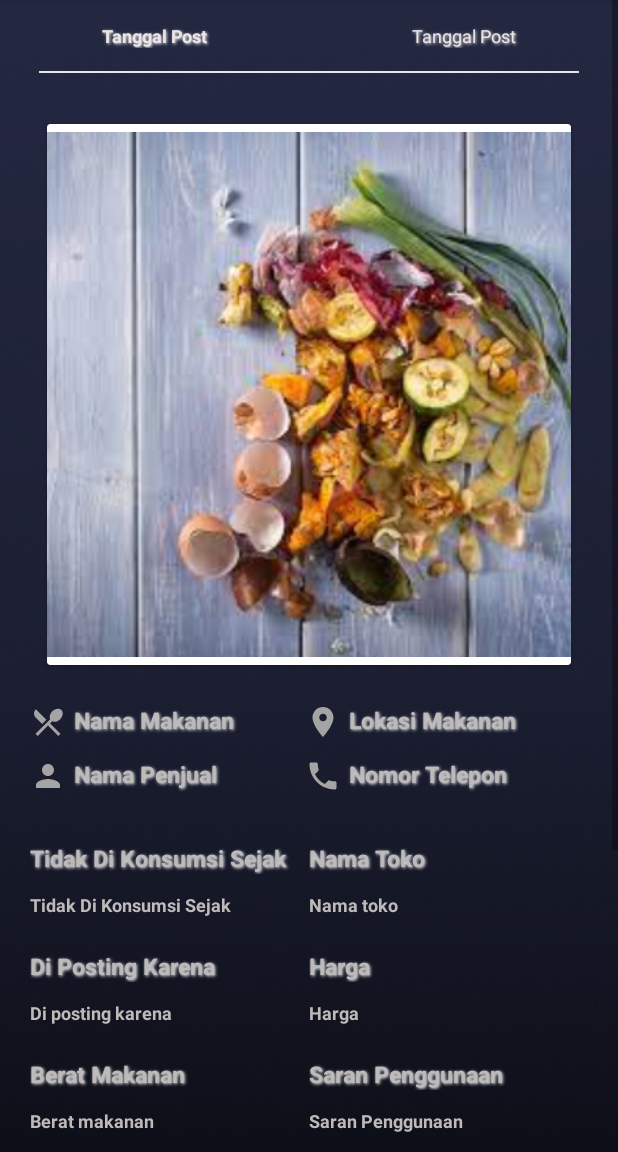
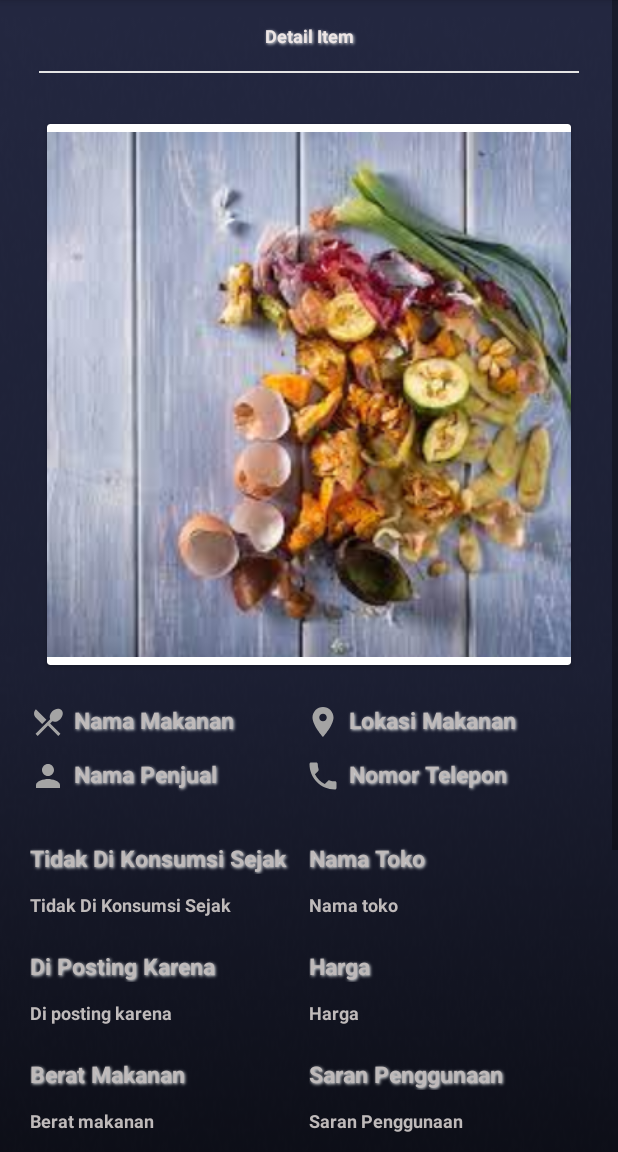
Before and after one commit to CindoddCindy/futrashMitra, an Android app: the DetailItem screen opened directly, with no data from a screen before it, on a phone screen of 412 x 824 dp, the part 84-1236 px from its top. Run offline under Robolectric (Android 15) with nearby library versions, the phone set to English and light mode, and no system bars.

Commit message:
change tanggal item dipost

```diff
--- a/futrashMitraProject/app/src/main/res/layout/activity_detail_item.xml
+++ b/futrashMitraProject/app/src/main/res/layout/activity_detail_item.xml
@@ -33,7 +33,7 @@
                     android:shadowDx="1"
                     android:shadowDy="1"
                     android:textColor="#EDE5E5"
-                    android:text="Tanggal Post"
+                    android:text="Detail Item"
                     android:gravity="center"
                     android:textStyle="bold"
                     android:textSize="12dp"
@@ -43,22 +43,6 @@
 
                 </TextView>
 
-                <TextView
-                    android:layout_weight="1"
-                    android:shadowColor="#F0F5F6"
-                    android:shadowRadius="2"
-                    android:shadowDx="1"
-                    android:shadowDy="1"
-                    android:textColor="#EDE5E5"
-                    android:text="Tanggal Post"
-                    android:gravity="center"
-                    android:textStyle="normal"
-                    android:textSize="12dp"
-                    android:layout_width="match_parent"
-                    android:layout_height="wrap_content"
-                    >
-
-                </TextView>
 
 
             </LinearLayout>
@@ -504,7 +488,7 @@
                         android:textStyle="bold"
                         android:gravity="left"
                         android:drawablePadding="5dp"
-                        android:text="Catatan Tambahan"
+                        android:text="Tanggal Item Dipost"
                         android:layout_width="match_parent"
                         android:layout_height="wrap_content"
                         >
@@ -519,7 +503,7 @@
                         android:textStyle="bold"
                         android:gravity="left"
                         android:drawablePadding="5dp"
-                        android:text="Catatan tambahan"
+                        android:text="Tanggal item dipost"
                         android:layout_width="match_parent"
                         android:layout_height="wrap_content"
                         >
```
